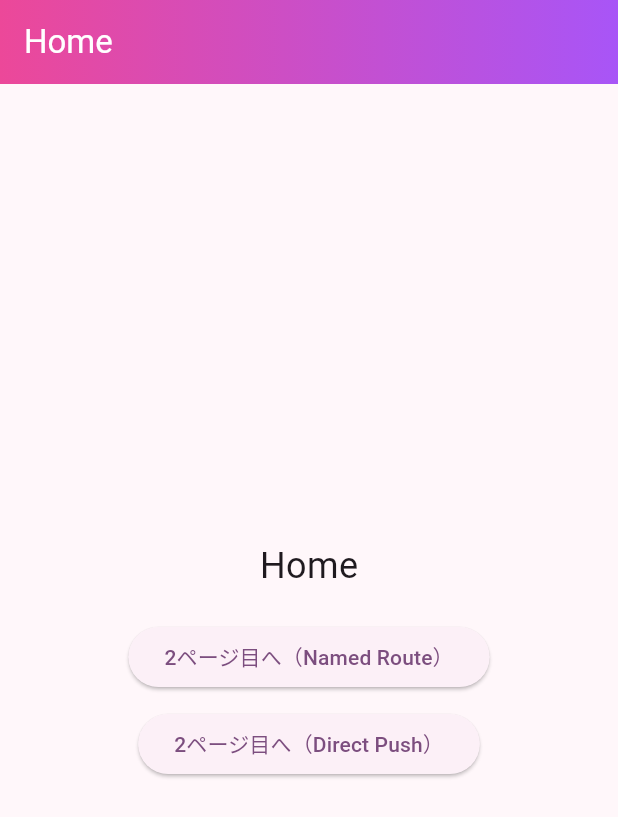
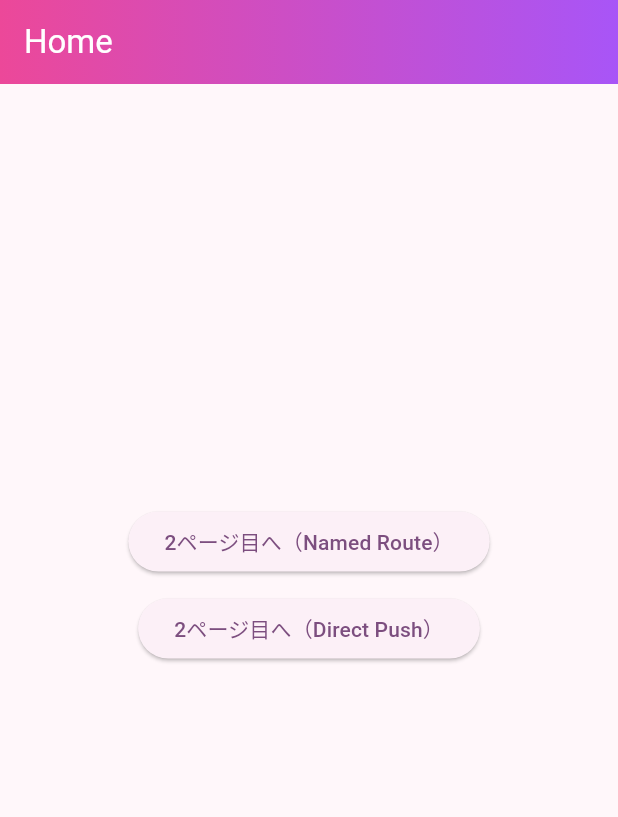
Before and after one commit to moriguin/hello_flutter_app, a Flutter app: the screen it shows after launch, on a phone screen of 412 x 824 dp. Shown: the top 817 px of the screen. Run offline on Flutter 3.47's test engine with Material 3 defaults, Android fonts, the phone set to English and light mode, and no system bars.

Commit message:
feat: adjust button positioning

```diff
--- a/lib/main.dart
+++ b/lib/main.dart
@@ -62,8 +62,6 @@ class HomePage extends StatelessWidget {
         child: Column(
           mainAxisAlignment: MainAxisAlignment.center,
           children: [
-            const Text('Home', style: TextStyle(fontSize: 24)),
-            const SizedBox(height: 20),
             // ナビゲーション方法1: Named Route
             ElevatedButton(
               onPressed: () {
@@ -84,6 +82,7 @@ class HomePage extends StatelessWidget {
               },
               child: const Text('2ページ目へ（Direct Push）'),
             ),
+            const SizedBox(height: 100),
           ],
         ),
       ),
```
